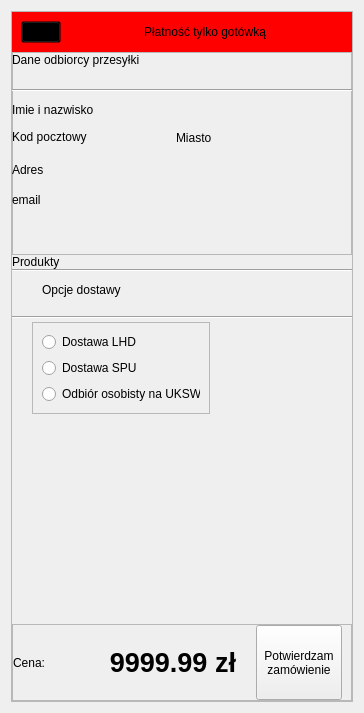
ebbe3000/shop, file finalizetransaction.ui: the form before one commit.
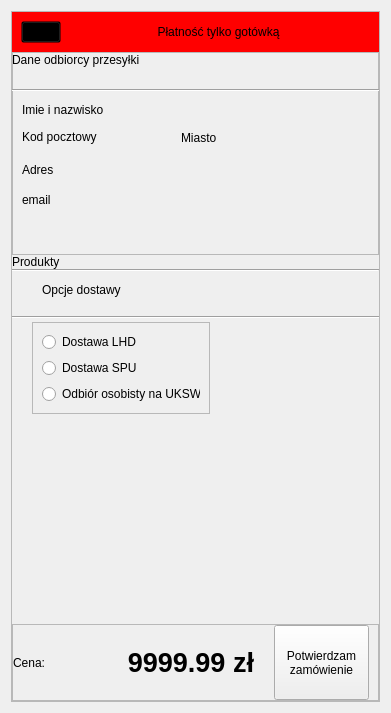
The form after the commit. Icons and pictures are not drawn.

```diff
--- a/finalizetransaction.ui
+++ b/finalizetransaction.ui
@@ -6,13 +6,13 @@
    <rect>
     <x>0</x>
     <y>0</y>
-    <width>364</width>
+    <width>391</width>
     <height>713</height>
    </rect>
   </property>
   <property name="minimumSize">
    <size>
-    <width>364</width>
+    <width>391</width>
     <height>713</height>
    </size>
   </property>
@@ -36,7 +36,7 @@
        <rect>
         <x>0</x>
         <y>0</y>
-        <width>344</width>
+        <width>371</width>
         <height>693</height>
        </rect>
       </property>
@@ -143,9 +143,9 @@
          <widget class="QLabel" name="nameAndSurnameLabel">
           <property name="geometry">
            <rect>
-            <x>0</x>
+            <x>10</x>
             <y>50</y>
-            <width>391</width>
+            <width>301</width>
             <height>16</height>
            </rect>
           </property>
@@ -175,9 +175,9 @@
          <widget class="QWidget" name="layoutWidget">
           <property name="geometry">
            <rect>
-            <x>0</x>
+            <x>10</x>
             <y>70</y>
-            <width>321</width>
+            <width>311</width>
             <height>31</height>
            </rect>
           </property>
@@ -213,9 +213,9 @@
          <widget class="QLabel" name="addressLabel">
           <property name="geometry">
            <rect>
-            <x>0</x>
+            <x>10</x>
             <y>110</y>
-            <width>391</width>
+            <width>311</width>
             <height>16</height>
            </rect>
           </property>
@@ -232,9 +232,9 @@
          <widget class="QLabel" name="emailLabel">
           <property name="geometry">
            <rect>
-            <x>0</x>
+            <x>10</x>
             <y>140</y>
-            <width>391</width>
+            <width>301</width>
             <height>16</height>
            </rect>
           </property>
```
